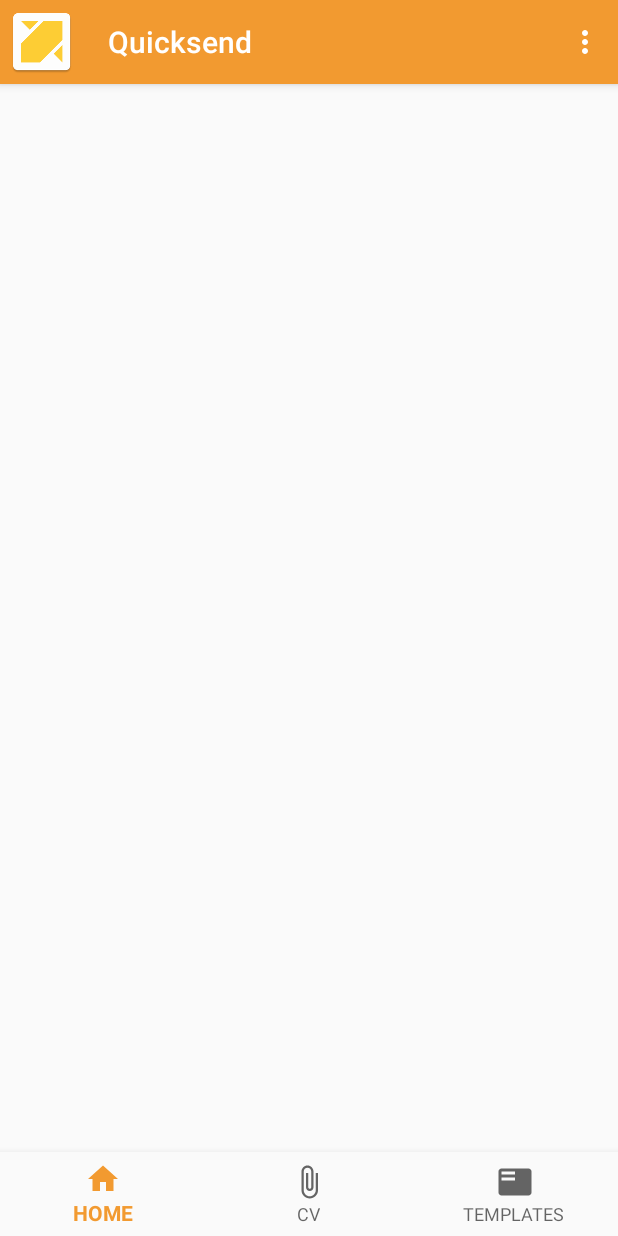
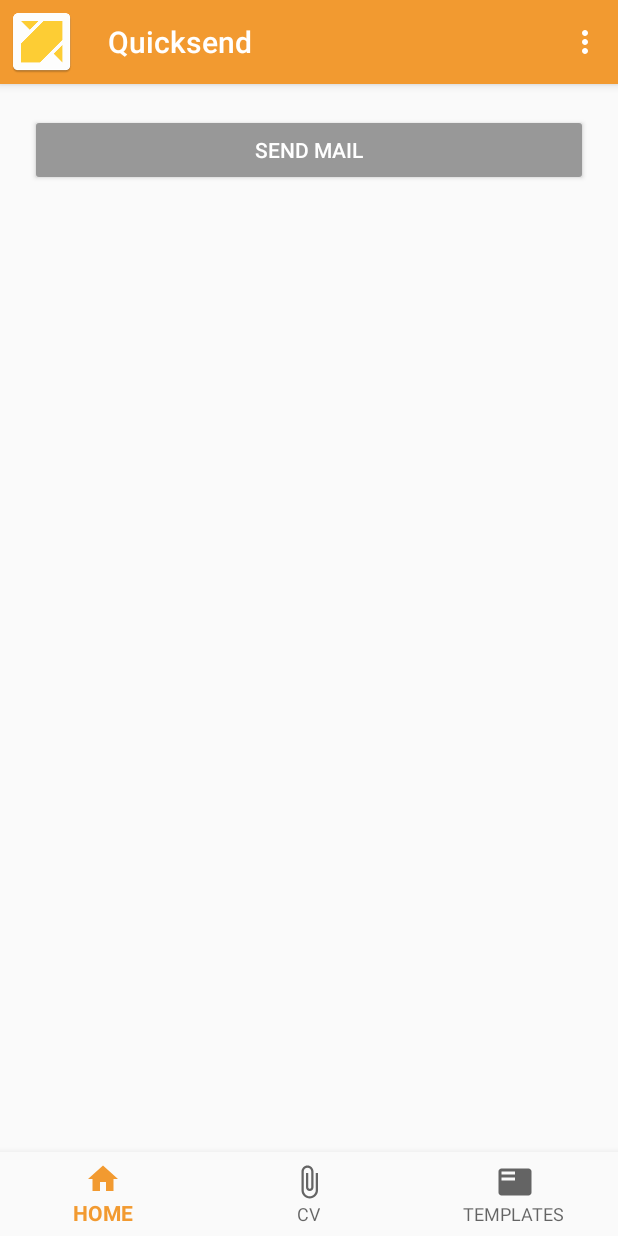
Before and after one commit to othreecodes/Quicksend, an Android app: the screen it shows after launch (MainActivity), on a phone screen of 412 x 824 dp. Run offline under Robolectric (Android 15) with nearby library versions, the phone set to English and light mode, and no system bars.

Commit message:
Home page edits

```diff
--- a/app/src/main/res/layout/fragment_cv.xml
+++ b/app/src/main/res/layout/fragment_cv.xml
@@ -27,9 +27,9 @@
             android:id="@+id/file_name"
             android:textAlignment="center" />
 
-        <Button
+        <android.support.v7.widget.AppCompatButton
             android:id="@+id/choose_file"
-            style="@style/MyButton"
+            style="@style/Widget.AppCompat.Button.Colored"
             android:layout_width="match_parent"
             android:layout_height="wrap_content"
             android:text="@string/choose_file" />
--- a/app/src/main/res/layout/fragment_home.xml
+++ b/app/src/main/res/layout/fragment_home.xml
@@ -6,7 +6,24 @@
     tools:context="com.davidmadethis.quicksend.fragments.HomeFragment">
 
 
+    <LinearLayout
+        android:layout_width="match_parent"
+        android:layout_height="match_parent"
+        android:orientation="vertical">
 
+        <android.support.v7.widget.AppCompatButton
+            style="@style/Widget.AppCompat.Button.Colored"
+            android:layout_width="match_parent"
+            android:layout_height="wrap_content"
+            android:text="@string/send_mail" />
+
+        <android.support.v7.widget.RecyclerView
+            android:id="@+id/mail_recycler_view"
+            android:layout_width="match_parent"
+            android:layout_height="match_parent">
+
+        </android.support.v7.widget.RecyclerView>
+    </LinearLayout>
 
 
 </FrameLayout>
--- a/app/src/main/res/values/strings.xml
+++ b/app/src/main/res/values/strings.xml
@@ -9,4 +9,5 @@
     <string name="choose_file"> CHOOSE FILE</string>
     <string name="replace_file">REPLACE FILE</string>
     <string name="no_file_chosen">NO FILE CHOSEN</string>
+    <string name="send_mail">SEND MAIL</string>
 </resources>
```
